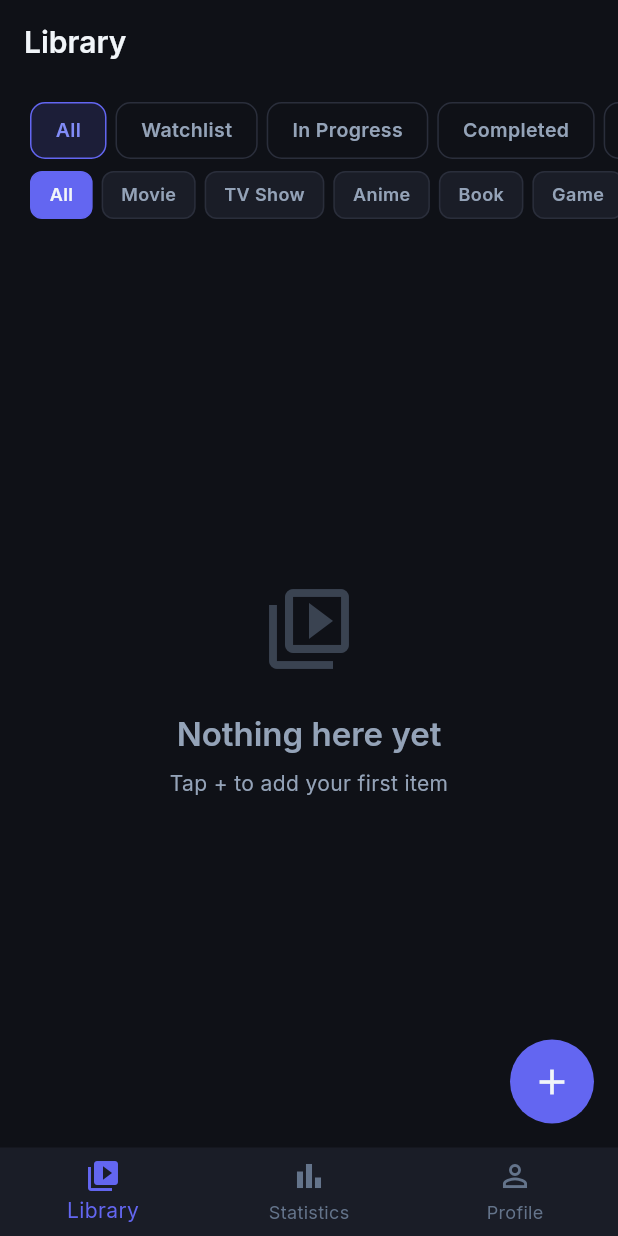
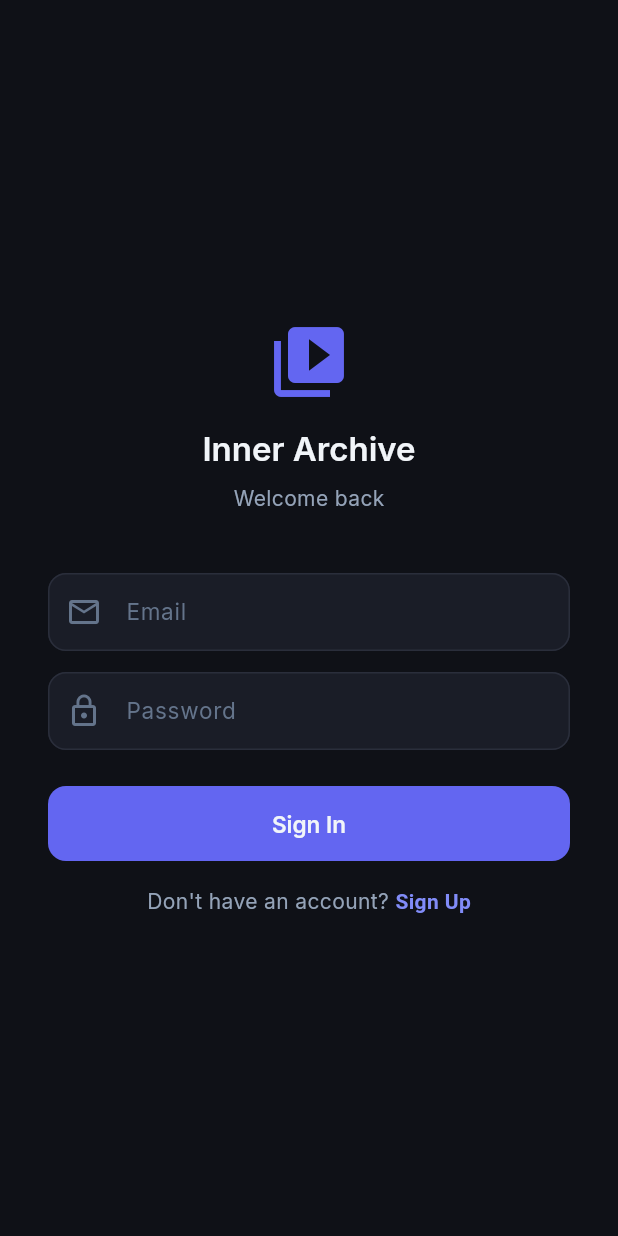
Before and after one commit to furkanelmali/InnerArchive_FlutterApp, a Flutter app: the screen it shows after launch, on a phone screen of 412 x 824 dp. Run offline on Flutter 3.47's test engine with Material 3 defaults, Android fonts, the phone set to English and light mode, and no system bars; our stand-ins replace cached_network_image, flutter_riverpod, google_fonts, hive, hive_flutter, shared_preferences and 1 more; accounts and stored records are empty.

Commit message:
login register

```diff
--- a/lib/app.dart
+++ b/lib/app.dart
@@ -1,6 +1,9 @@
 import 'package:flutter/material.dart';
+import 'package:flutter_riverpod/flutter_riverpod.dart';
 import 'core/theme/app_theme.dart';
 import 'core/theme/app_colors.dart';
+import 'features/auth/providers/auth_provider.dart';
+import 'features/auth/screens/auth_screen.dart';
 import 'features/media/screens/home_screen.dart';
 import 'features/media/screens/statistics_screen.dart';
 import 'features/media/screens/profile_screen.dart';
@@ -14,8 +17,28 @@ class InnerArchiveApp extends StatelessWidget {
       title: 'Inner Archive',
       debugShowCheckedModeBanner: false,
       theme: AppTheme.dark,
-      home: const AppShell(),
+      home: const AuthGate(),
     );
+  }
+}
+
+class AuthGate extends ConsumerWidget {
+  const AuthGate({super.key});
+
+  @override
+  Widget build(BuildContext context, WidgetRef ref) {
+    final auth = ref.watch(authProvider);
+
+    switch (auth.status) {
+      case AuthStatus.unknown:
+        return const Scaffold(
+          body: Center(child: CircularProgressIndicator()),
+        );
+      case AuthStatus.unauthenticated:
+        return const AuthScreen();
+      case AuthStatus.authenticated:
+        return const AppShell();
+    }
   }
 }
 
--- /dev/null
+++ b/lib/core/services/auth_service.dart
@@ -0,0 +1,33 @@
+import 'package:supabase_flutter/supabase_flutter.dart';
+import 'supabase_client.dart';
+
+class AuthService {
+  SupabaseClient get _client => SupabaseClientProvider.client;
+
+  User? get currentUser => _client.auth.currentUser;
+  bool get isAuthenticated => currentUser != null;
+
+  Stream<AuthState> get authStateChanges => _client.auth.onAuthStateChange;
+
+  Future<AuthResponse> signUp({
+    required String email,
+    required String password,
+  }) async {
+    return _client.auth.signUp(email: email, password: password);
+  }
+
+  Future<AuthResponse> signIn({
+    required String email,
+    required String password,
+  }) async {
+    return _client.auth.signInWithPassword(email: email, password: password);
+  }
+
+  Future<void> signOut() async {
+    await _client.auth.signOut();
+  }
+
+  Future<void> resetPassword(String email) async {
+    await _client.auth.resetPasswordForEmail(email);
+  }
+}
--- /dev/null
+++ b/lib/features/auth/screens/auth_screen.dart
@@ -0,0 +1,138 @@
+import 'package:flutter/material.dart';
+import 'package:flutter_riverpod/flutter_riverpod.dart';
+import '../../../core/theme/app_colors.dart';
+import '../providers/auth_provider.dart';
+
+class AuthScreen extends ConsumerStatefulWidget {
+  const AuthScreen({super.key});
+
+  @override
+  ConsumerState<AuthScreen> createState() => _AuthScreenState();
+}
+
+class _AuthScreenState extends ConsumerState<AuthScreen> {
+  final _emailController = TextEditingController();
+  final _passwordController = TextEditingController();
+  bool _isSignUp = false;
+
+  @override
+  void dispose() {
+    _emailController.dispose();
+    _passwordController.dispose();
+    super.dispose();
+  }
+
+  void _submit() {
+    final email = _emailController.text.trim();
+    final password = _passwordController.text.trim();
+    if (email.isEmpty || password.isEmpty) return;
+
+    final notifier = ref.read(authProvider.notifier);
+    if (_isSignUp) {
+      notifier.signUp(email: email, password: password);
+    } else {
+      notifier.signIn(email: email, password: password);
+    }
+  }
+
+  @override
+  Widget build(BuildContext context) {
+    final theme = Theme.of(context);
+    final auth = ref.watch(authProvider);
+
+    return Scaffold(
+      body: SafeArea(
+        child: Center(
+          child: SingleChildScrollView(
+            padding: const EdgeInsets.symmetric(horizontal: 32),
+            child: Column(
+              mainAxisSize: MainAxisSize.min,
+              children: [
+                Icon(
+                  Icons.video_library,
+                  size: 56,
+                  color: AppColors.primary,
+                ),
+                const SizedBox(height: 16),
+                Text(
+                  'Inner Archive',
+                  style: theme.textTheme.headlineMedium,
+                ),
+                const SizedBox(height: 8),
+                Text(
+                  _isSignUp ? 'Create your account' : 'Welcome back',
+                  style: theme.textTheme.bodyMedium,
+                ),
+                const SizedBox(height: 40),
+                TextField(
+                  controller: _emailController,
+                  keyboardType: TextInputType.emailAddress,
+                  style: theme.textTheme.bodyLarge,
+                  decoration: const InputDecoration(
+                    hintText: 'Email',
+                    prefixIcon: Icon(Icons.mail_outline, color: AppColors.textTertiary),
+                  ),
+                ),
+                const SizedBox(height: 14),
+                TextField(
+                  controller: _passwordController,
+                  obscureText: true,
+                  style: theme.textTheme.bodyLarge,
+                  decoration: const InputDecoration(
+                    hintText: 'Password',
+                    prefixIcon: Icon(Icons.lock_outline, color: AppColors.textTertiary),
+                  ),
+                  onSubmitted: (_) => _submit(),
+                ),
+                if (auth.error != null) ...[
+                  const SizedBox(height: 12),
+                  Text(
+                    auth.error!,
+                    style: theme.textTheme.bodySmall?.copyWith(color: AppColors.error),
+                    textAlign: TextAlign.center,
+                  ),
+                ],
+                const SizedBox(height: 24),
+                SizedBox(
+                  width: double.infinity,
+                  height: 50,
+                  child: ElevatedButton(
+                    onPressed: auth.isLoading ? null : _submit,
+                    child: auth.isLoading
+                        ? const SizedBox(
+                            width: 22,
+                            height: 22,
+                            child: CircularProgressIndicator(strokeWidth: 2),
+                          )
+                        : Text(_isSignUp ? 'Sign Up' : 'Sign In'),
+                  ),
+                ),
+                const SizedBox(height: 16),
+                GestureDetector(
+                  onTap: () => setState(() => _isSignUp = !_isSignUp),
+                  child: Text.rich(
+                    TextSpan(
+                      text: _isSignUp
+                          ? 'Already have an account? '
+                          : "Don't have an account? ",
+                      style: theme.textTheme.bodyMedium,
+                      children: [
+                        TextSpan(
+                          text: _isSignUp ? 'Sign In' : 'Sign Up',
+                          style: TextStyle(
+                            color: AppColors.primaryLight,
+                            fontWeight: FontWeight.w600,
+                          ),
+                        ),
+                      ],
+                    ),
+                  ),
+                ),
+              ],
+            ),
+          ),
+        ),
+      ),
+    );
+  }
+}
--- a/lib/main.dart
+++ b/lib/main.dart
@@ -2,6 +2,7 @@ import 'package:flutter/material.dart';
 import 'package:flutter_riverpod/flutter_riverpod.dart';
 import 'package:hive_flutter/hive_flutter.dart';
 import 'app.dart';
+import 'core/services/supabase_client.dart';
 import 'features/media/models/media_item.dart';
 import 'features/media/models/media_item_adapter.dart';
 
@@ -12,5 +13,7 @@ void main() async {
   Hive.registerAdapter(MediaItemAdapter());
   await Hive.openBox<MediaItem>('media_library');
 
+  await SupabaseClientProvider.initialize();
+
   runApp(const ProviderScope(child: InnerArchiveApp()));
 }
--- a/pubspec.yaml
+++ b/pubspec.yaml
@@ -41,6 +41,7 @@ dependencies:
   cached_network_image: ^3.4.1
   hive: ^2.2.3
   hive_flutter: ^1.1.0
+  supabase_flutter: ^2.12.0
 
 dev_dependencies:
   flutter_test:
```
Also changed, not shown: lib/core/config/api_config.dart (+8 -0 lines), lib/core/services/ai_service.dart (added, +65 -0 lines), lib/core/services/supabase_client.dart (added, +13 -0 lines), lib/features/auth/providers/auth_provider.dart (added, +105 -0 lines), lib/features/media/data/remote_data_source.dart (added, +80 -0 lines), lib/features/media/providers/media_provider.dart (+34 -12 lines), lib/features/media/repository/media_repository_impl.dart (added, +83 -0 lines), lib/features/media/screens/profile_screen.dart (+10 -1 lines), pubspec.lock, 82 other files.
